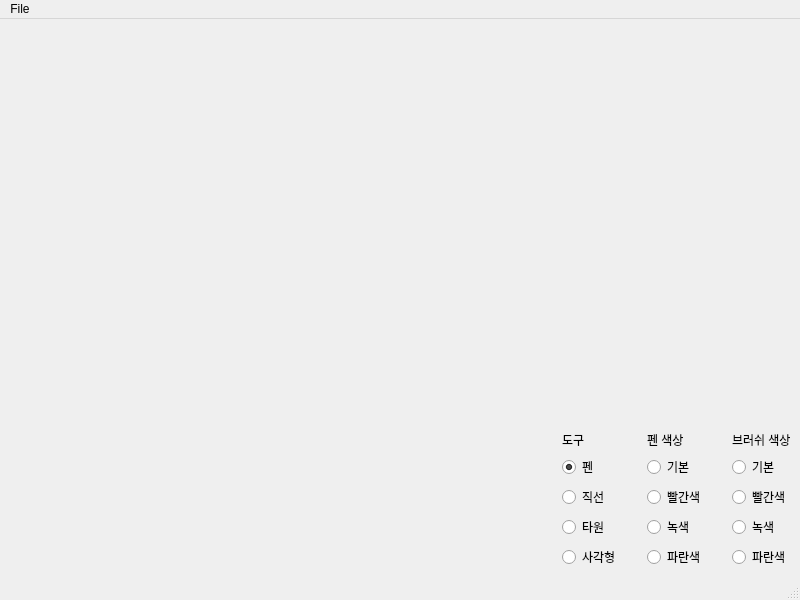
Qt form Programming/Python/Example/Resources/Example_11/E11MainWindow.ui (lkstudio-dante-university/04210203000101-Myongji_2nd_Programming_0001) before a commit.
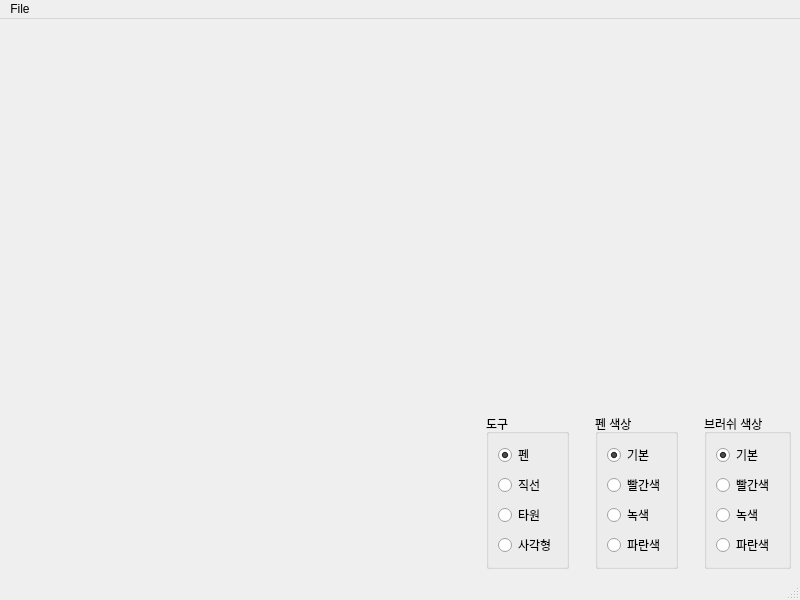
The same form after that commit.

Patch:
```diff
--- a/Programming/Python/Example/Resources/Example_11/E11MainWindow.ui
+++ b/Programming/Python/Example/Resources/Example_11/E11MainWindow.ui
@@ -16,14 +16,11 @@
   <widget class="QWidget" name="centralwidget">
    <layout class="QGridLayout" name="gridLayout_2">
     <item row="1" column="3">
-     <layout class="QVBoxLayout" name="verticalLayout_6">
-      <item>
-       <widget class="QLabel" name="label_2">
-        <property name="text">
+     <widget class="QGroupBox" name="groupBox_2">
+      <property name="title">
          <string>펜 색상</string>
         </property>
-       </widget>
-      </item>
+      <layout class="QVBoxLayout" name="verticalLayout_3">
       <item>
        <layout class="QVBoxLayout" name="verticalLayout_8">
         <item>
@@ -60,62 +57,59 @@
        </layout>
       </item>
      </layout>
-    </item>
-    <item row="1" column="5">
-     <layout class="QVBoxLayout" name="verticalLayout_2">
-      <item>
-       <widget class="QLabel" name="label">
-        <property name="text">
-         <string>브러쉬 색상</string>
-        </property>
-       </widget>
-      </item>
-      <item>
-       <layout class="QVBoxLayout" name="verticalLayout">
-        <item>
-         <widget class="QRadioButton" name="radioButton_4">
-          <property name="text">
-           <string>기본</string>
-          </property>
-          <property name="checked">
-           <bool>true</bool>
-          </property>
-         </widget>
-        </item>
-        <item>
-         <widget class="QRadioButton" name="radioButton">
-          <property name="text">
-           <string>빨간색</string>
-          </property>
-         </widget>
-        </item>
-        <item>
-         <widget class="QRadioButton" name="radioButton_2">
-          <property name="text">
-           <string>녹색</string>
-          </property>
-         </widget>
-        </item>
-        <item>
-         <widget class="QRadioButton" name="radioButton_3">
-          <property name="text">
-           <string>파란색</string>
-          </property>
-         </widget>
-        </item>
-       </layout>
-      </item>
-     </layout>
+     </widget>
+    </item>
+    <item row="1" column="2">
+     <spacer name="horizontalSpacer_2">
+      <property name="orientation">
+       <enum>Qt::Horizontal</enum>
+      </property>
+      <property name="sizeType">
+       <enum>QSizePolicy::Fixed</enum>
+      </property>
+      <property name="sizeHint" stdset="0">
+       <size>
+        <width>20</width>
+        <height>20</height>
+       </size>
+      </property>
+     </spacer>
+    </item>
+    <item row="0" column="5">
+     <spacer name="verticalSpacer">
+      <property name="orientation">
+       <enum>Qt::Vertical</enum>
+      </property>
+      <property name="sizeHint" stdset="0">
+       <size>
+        <width>20</width>
+        <height>40</height>
+       </size>
+      </property>
+     </spacer>
+    </item>
+    <item row="1" column="4">
+     <spacer name="horizontalSpacer_3">
+      <property name="orientation">
+       <enum>Qt::Horizontal</enum>
+      </property>
+      <property name="sizeType">
+       <enum>QSizePolicy::Fixed</enum>
+      </property>
+      <property name="sizeHint" stdset="0">
+       <size>
+        <width>20</width>
+        <height>20</height>
+       </size>
+      </property>
+     </spacer>
     </item>
     <item row="1" column="1">
-     <layout class="QVBoxLayout" name="verticalLayout_10">
-      <item>
-       <widget class="QLabel" name="label_3">
-        <property name="text">
+     <widget class="QGroupBox" name="groupBox">
+      <property name="title">
          <string>도구</string>
         </property>
-       </widget>
-      </item>
+      <layout class="QVBoxLayout" name="verticalLayout_2">
       <item>
        <layout class="QVBoxLayout" name="verticalLayout_11">
         <item>
@@ -123,6 +117,9 @@
           <property name="text">
            <string>펜</string>
           </property>
+           <property name="checkable">
+            <bool>true</bool>
+           </property>
           <property name="checked">
            <bool>true</bool>
           </property>
@@ -152,6 +149,51 @@
        </layout>
       </item>
      </layout>
+     </widget>
+    </item>
+    <item row="1" column="5">
+     <widget class="QGroupBox" name="groupBox_3">
+      <property name="title">
+       <string>브러쉬 색상</string>
+      </property>
+      <layout class="QVBoxLayout" name="verticalLayout_4">
+       <item>
+        <layout class="QVBoxLayout" name="verticalLayout">
+         <item>
+          <widget class="QRadioButton" name="btnBrushDefColor">
+           <property name="text">
+            <string>기본</string>
+           </property>
+           <property name="checked">
+            <bool>true</bool>
+           </property>
+          </widget>
+         </item>
+         <item>
+          <widget class="QRadioButton" name="btnBrushRedColor">
+           <property name="text">
+            <string>빨간색</string>
+           </property>
+          </widget>
+         </item>
+         <item>
+          <widget class="QRadioButton" name="btnBrushGreenColor">
+           <property name="text">
+            <string>녹색</string>
+           </property>
+          </widget>
+         </item>
+         <item>
+          <widget class="QRadioButton" name="btnBrushBlueColor">
+           <property name="text">
+            <string>파란색</string>
+           </property>
+          </widget>
+         </item>
+        </layout>
+       </item>
+      </layout>
+     </widget>
     </item>
     <item row="1" column="0">
      <spacer name="horizontalSpacer">
```
Left out of the diff: 61 changed lines with no effect on the pictures. Lines whose indentation alone changed are shown as unchanged.
